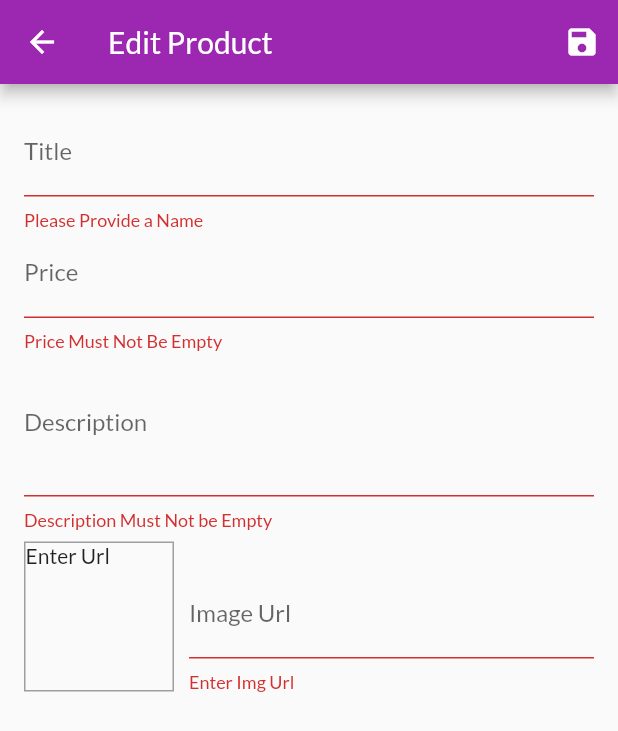
After one commit to vinayreddyking/tutorial_shop_app_flutter, a Flutter app: the EditProductScreen screen opened by its route, after a tap on the "save" icon, on a phone screen of 412 x 824 dp. The commit adds this screen. Shown: the top 731 px of the screen. Run offline on Flutter 3.47's test engine with Material 2 defaults, Android fonts, the phone set to English and light mode, and no system bars; network calls fail.

Commit message:
Your Products Section Completed

```diff
--- a/lib/main.dart
+++ b/lib/main.dart
@@ -4,9 +4,11 @@ import 'package:shop_app/providers/cart.dart';
 import 'package:shop_app/providers/orders.dart';
 import 'package:shop_app/providers/products.dart';
 import 'package:shop_app/screens/cart_screen.dart';
+import 'package:shop_app/screens/edit_product_screen.dart';
 import 'package:shop_app/screens/orders_screen.dart';
 import 'package:shop_app/screens/product_detail_screen.dart';
 import 'package:shop_app/screens/products_overview_screen.dart';
+import 'package:shop_app/screens/user_products_screen.dart';
 
 void main() => runApp(MyApp());
 
@@ -39,6 +41,8 @@ class MyApp extends StatelessWidget {
           ProductDetailScreen.routeName: (ctx) => ProductDetailScreen(),
           CartScreen.routeName: (ctx) => CartScreen(),
           OrdersScreen.routeName: (ctx) => OrdersScreen(),
+          UserProductsScreen.routeName: (ctx) => UserProductsScreen(),
+          EditProductScreen.routeName: (ctx) => EditProductScreen(),
         },
         debugShowCheckedModeBanner: false,
       ),
--- a/lib/providers/products.dart
+++ b/lib/providers/products.dart
@@ -48,4 +48,30 @@ class Products with ChangeNotifier {
   List<Product> get sortFav {
     return _items.where((e) => e.isFavorite).toList();
   }
+
+  void addProducts(Product p) {
+    var newProduct = Product(
+        title: p.title,
+        description: p.description,
+        price: p.price,
+        imageUrl: p.imageUrl,
+        id: DateTime.now().toString());
+    _items.add(newProduct);
+    notifyListeners();
+  }
+
+  void updateProducts(String id, Product p) {
+    final productIndex = _items.indexWhere((p) => p.id == id);
+    if (productIndex >= 0) {
+      _items[productIndex] = p;
+      notifyListeners();
+    } else {
+      print('...');
+    }
+  }
+
+  void removeProductById(String id) {
+    _items.removeWhere((p) => p.id == id);
+    notifyListeners();
+  }
 }
--- /dev/null
+++ b/lib/screens/edit_product_screen.dart
@@ -0,0 +1,228 @@
+import 'package:flutter/material.dart';
+import 'package:provider/provider.dart';
+import 'package:shop_app/providers/product.dart';
+import 'package:shop_app/providers/products.dart';
+
+class EditProductScreen extends StatefulWidget {
+  static const routeName = '/edit-product';
+  @override
+  _EditProductScreenState createState() => _EditProductScreenState();
+}
+
+class _EditProductScreenState extends State<EditProductScreen> {
+  final _priceFocusNode = FocusNode();
+  final _descriptionFocusNode = FocusNode();
+  final _imageUrlController = TextEditingController();
+  final _imageUrlFocusNode = FocusNode();
+  final _formKey = GlobalKey<FormState>();
+  var _editedProduct =
+      Product(title: '', price: 0, description: '', imageUrl: '', id: null);
+  var _initValues = {
+    'title': '',
+    'price': '',
+    'description': '',
+  };
+  var _isInit = true;
+
+  @override
+  void initState() {
+    _imageUrlFocusNode.addListener(_updateImageUrl);
+    super.initState();
+  }
+
+  @override
+  void didChangeDependencies() {
+    if (_isInit) {
+      final id = ModalRoute.of(context).settings.arguments as String;
+      if (id != null) {
+        _editedProduct = Provider.of<Products>(context).productById(id);
+        _initValues['title'] = _editedProduct.title;
+        _initValues['price'] = _editedProduct.price.toString();
+        _initValues['description'] = _editedProduct.description;
+        _imageUrlController.text = _editedProduct.imageUrl;
+      }
+      _isInit = false;
+    }
+    super.didChangeDependencies();
+  }
+
+  @override
+  void dispose() {
+    _priceFocusNode.dispose();
+    _descriptionFocusNode.dispose();
+    _imageUrlFocusNode.removeListener(_updateImageUrl);
+    _imageUrlFocusNode.dispose();
+    _imageUrlController.dispose();
+
+    super.dispose();
+  }
+
+  void _updateImageUrl() {
+    if (!_imageUrlFocusNode.hasFocus) {
+      if ((!_imageUrlController.text.startsWith('http') &&
+              !_imageUrlController.text.startsWith('https')) ||
+          (!_imageUrlController.text.endsWith('.png') &&
+              !_imageUrlController.text.endsWith('.jpg') &&
+              !_imageUrlController.text.endsWith('.jpeg'))) {
+        return;
+      }
+      setState(() {});
+    }
+  }
+
+  void _saveForm() {
+    if (!_formKey.currentState.validate()) return;
+    _formKey.currentState.save();
+    if (_editedProduct.id == null) {
+      var products = Provider.of<Products>(context, listen: false);
+      products.addProducts(_editedProduct);
+      Navigator.pop(context);
+    } else {
+      Provider.of<Products>(context, listen: false)
+          .updateProducts(_editedProduct.id, _editedProduct);
+      Navigator.pop(context);
+    }
+  }
+
+  @override
+  Widget build(BuildContext context) {
+    return Scaffold(
+      appBar: AppBar(
+        title: const Text('Edit Product'),
+        actions: <Widget>[
+          IconButton(icon: Icon(Icons.save), onPressed: () => _saveForm())
+        ],
+      ),
+      body: Padding(
+        padding: const EdgeInsets.all(16.0),
+        child: Form(
+          key: _formKey,
+          child: ListView(
+            children: <Widget>[
+              TextFormField(
+                initialValue: _initValues['title'],
+                decoration: InputDecoration(
+                  labelText: 'Title',
+                ),
+                textInputAction: TextInputAction.next,
+                onFieldSubmitted: (_) =>
+                    FocusScope.of(context).requestFocus(_priceFocusNode),
+                onSaved: (val) => _editedProduct = Product(
+                  id: _editedProduct.id,
+                  imageUrl: _editedProduct.imageUrl,
+                  price: _editedProduct.price,
+                  description: _editedProduct.description,
+                  title: val,
+                  isFavorite: _editedProduct.isFavorite,
+                ),
+                validator: (val) {
+                  if (val.isEmpty) return 'Please Provide a Name';
+                  return null;
+                },
+              ),
+              TextFormField(
+                initialValue: _initValues['price'],
+                decoration: InputDecoration(
+                  labelText: 'Price',
+                ),
+                textInputAction: TextInputAction.next,
+                keyboardType: TextInputType.number,
+                focusNode: _priceFocusNode,
+                onFieldSubmitted: (_) =>
+                    FocusScope.of(context).requestFocus(_descriptionFocusNode),
+                onSaved: (val) => _editedProduct = Product(
+                  id: _editedProduct.id,
+                  imageUrl: _editedProduct.imageUrl,
+                  price: double.parse(val),
+                  description: _editedProduct.description,
+                  title: _editedProduct.title,
+                  isFavorite: _editedProduct.isFavorite,
+                ),
+                validator: (val) {
+                  if (val.isEmpty) return 'Price Must Not Be Empty';
+                  if (double.tryParse(val) == null)
+                    return 'It Must be Valid Number';
+                  if (double.parse(val) <= 0) return 'Enter Price GraterThan 0';
+                  return null;
+                },
+              ),
+              TextFormField(
+                initialValue: _initValues['description'],
+                decoration: InputDecoration(
+                  labelText: 'Description',
+                ),
+                maxLines: 3,
+                keyboardType: TextInputType.multiline,
+                focusNode: _descriptionFocusNode,
+                onSaved: (val) => _editedProduct = Product(
+                  id: _editedProduct.id,
+                  imageUrl: _editedProduct.imageUrl,
+                  price: _editedProduct.price,
+                  description: val,
+                  title: _editedProduct.title,
+                  isFavorite: _editedProduct.isFavorite,
+                ),
+                validator: (val) {
+                  if (val.isEmpty) return 'Description Must Not be Empty';
+                  if (val.length < 15)
+                    return 'Description must be Grater than 15 characters';
+                  return null;
+                },
+              ),
+              Row(
+                crossAxisAlignment: CrossAxisAlignment.end,
+                children: <Widget>[
+                  Container(
+                    height: 100,
+                    width: 100,
+                    margin: EdgeInsets.only(top: 8, right: 10),
+                    decoration: BoxDecoration(
+                      border: Border.all(width: 1, color: Colors.grey),
+                    ),
+                    child: _imageUrlController.text.isEmpty
+                        ? Text('Enter Url')
+                        : FittedBox(
+                            child: Image.network(
+                            _imageUrlController.text,
+                            fit: BoxFit.cover,
+                          )),
+                  ),
+                  Expanded(
+                    child: TextFormField(
+                      decoration: InputDecoration(
+                        labelText: 'Image Url',
+                      ),
+                      textInputAction: TextInputAction.done,
+                      controller: _imageUrlController,
+                      focusNode: _imageUrlFocusNode,
+                      keyboardType: TextInputType.url,
+                      onFieldSubmitted: (_) => _saveForm(),
+                      onSaved: (val) => _editedProduct = Product(
+                        id: _editedProduct.id,
+                        imageUrl: val,
+                        price: _editedProduct.price,
+                        description: _editedProduct.description,
+                        title: _editedProduct.title,
+                        isFavorite: _editedProduct.isFavorite,
+                      ),
+                      validator: (v) {
+                        if (v.isEmpty) return 'Enter Img Url';
+                        if (!v.startsWith('http') && !v.startsWith('https'))
+                          return 'Enter a Valid Url';
+                        if (!v.endsWith('.png') &&
+                            !v.endsWith('.jpg') &&
+                            !v.endsWith('.jpeg'))
+                          return 'Enter a Valid Image url';
+                        return null;
+                      },
+                    ),
+                  ),
+                ],
+              ),
+            ],
+          ),
+        ),
+      ),
+    );
+  }
+}
--- a/lib/widgets/app_drawer.dart
+++ b/lib/widgets/app_drawer.dart
@@ -1,5 +1,6 @@
 import 'package:flutter/material.dart';
 import 'package:shop_app/screens/orders_screen.dart';
+import 'package:shop_app/screens/user_products_screen.dart';
 
 class AppDrawer extends StatelessWidget {
   @override
@@ -24,6 +25,13 @@ class AppDrawer extends StatelessWidget {
             onTap: () =>
                 Navigator.pushReplacementNamed(context, OrdersScreen.routeName),
           ),
+          Divider(),
+          ListTile(
+            leading: Icon(Icons.edit),
+            title: Text('Your Products'),
+            onTap: () => Navigator.pushReplacementNamed(
+                context, UserProductsScreen.routeName),
+          ),
         ],
       ),
     );
```
Also changed, not shown: lib/screens/user_products_screen.dart (added, +41 -0 lines), lib/widgets/user_product_item.dart (added, +47 -0 lines).
